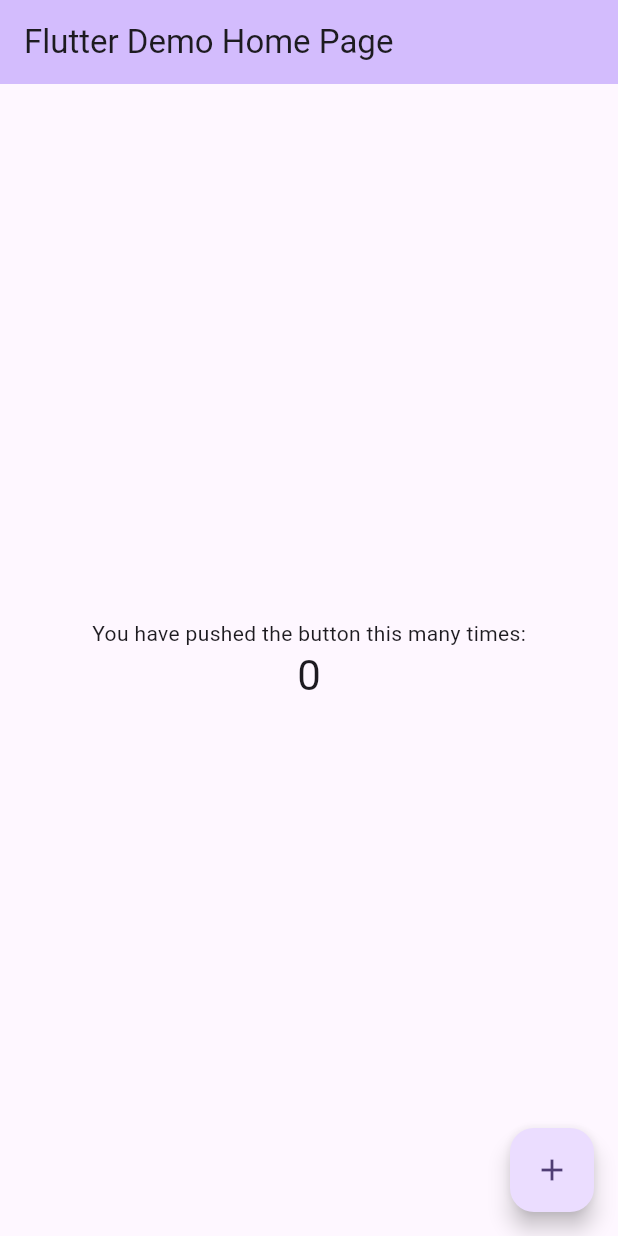
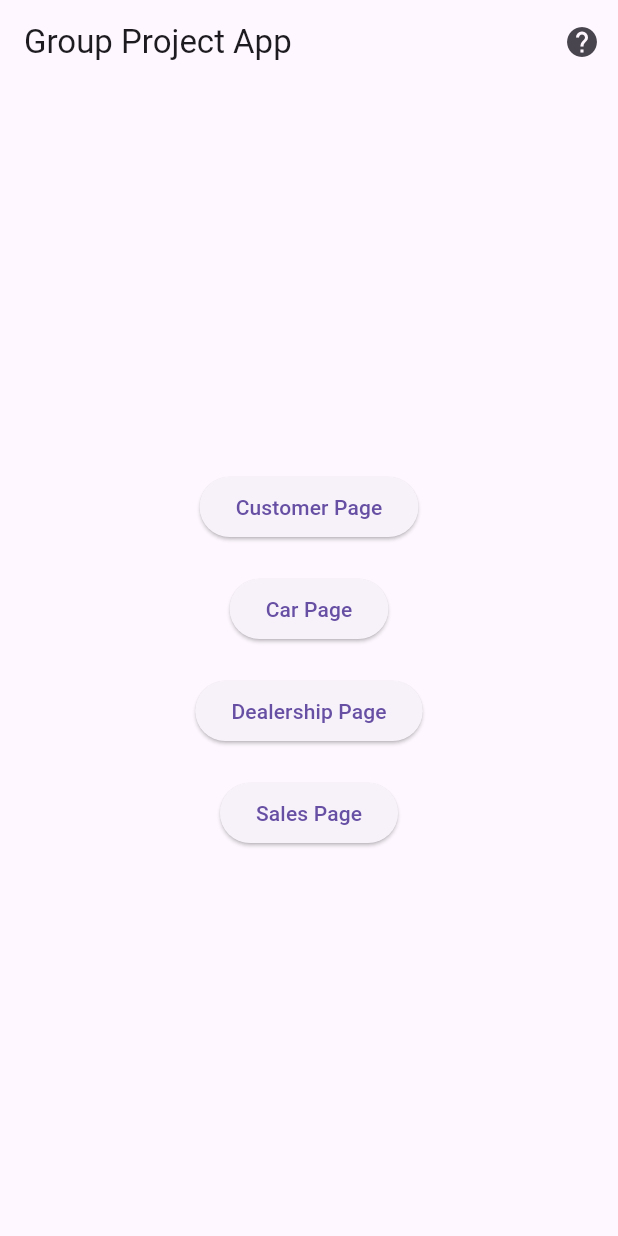
Before and after one commit to lihualu0208/final_andrio_project, a Flutter app: the screen it shows after launch, on a phone screen of 412 x 824 dp. Run offline on Flutter 3.47's test engine with Material 3 defaults, Android fonts, the phone set to English and light mode, and no system bars; our stand-ins replace floor, sqflite; accounts and stored records are empty; generated files the repository leaves out were written again.

```diff
--- a/lib/main.dart
+++ b/lib/main.dart
@@ -1,4 +1,5 @@
 import 'package:flutter/material.dart';
+import 'customer_page.dart';
 
 void main() {
   runApp(const MyApp());
@@ -7,116 +8,96 @@
 class MyApp extends StatelessWidget {
   const MyApp({super.key});
 
-  // This widget is the root of your application.
   @override
   Widget build(BuildContext context) {
     return MaterialApp(
-      title: 'Flutter Demo',
+      title: 'Group Project App',
       theme: ThemeData(
-        // This is the theme of your application.
-        //
-        // TRY THIS: Try running your application with "flutter run". You'll see
-        // the application has a purple toolbar. Then, without quitting the app,
-        // try changing the seedColor in the colorScheme below to Colors.green
-        // and then invoke "hot reload" (save your changes or press the "hot
-        // reload" button in a Flutter-supported IDE, or press "r" if you used
-        // the command line to start the app).
-        //
-        // Notice that the counter didn't reset back to zero; the application
-        // state is not lost during the reload. To reset the state, use hot
-        // restart instead.
-        //
-        // This works for code too, not just values: Most code changes can be
-        // tested with just a hot reload.
-        colorScheme: ColorScheme.fromSeed(seedColor: Colors.deepPurple),
+        primarySwatch: Colors.blue,
       ),
-      home: const MyHomePage(title: 'Flutter Demo Home Page'),
+      home: const MainPage(),
     );
   }
 }
 
-class MyHomePage extends StatefulWidget {
-  const MyHomePage({super.key, required this.title});
-
-  // This widget is the home page of your application. It is stateful, meaning
-  // that it has a State object (defined below) that contains fields that affect
-  // how it looks.
-
-  // This class is the configuration for the state. It holds the values (in this
-  // case the title) provided by the parent (in this case the App widget) and
-  // used by the build method of the State. Fields in a Widget subclass are
-  // always marked "final".
-
-  final String title;
-
-  @override
-  State<MyHomePage> createState() => _MyHomePageState();
-}
-
-class _MyHomePageState extends State<MyHomePage> {
-  int _counter = 0;
-
-  void _incrementCounter() {
-    setState(() {
-      // This call to setState tells the Flutter framework that something has
-      // changed in this State, which causes it to rerun the build method below
-      // so that the display can reflect the updated values. If we changed
-      // _counter without calling setState(), then the build method would not be
-      // called again, and so nothing would appear to happen.
-      _counter++;
-    });
-  }
+class MainPage extends StatelessWidget {
+  const MainPage({super.key});
 
   @override
   Widget build(BuildContext context) {
-    // This method is rerun every time setState is called, for instance as done
-    // by the _incrementCounter method above.
-    //
-    // The Flutter framework has been optimized to make rerunning build methods
-    // fast, so that you can just rebuild anything that needs updating rather
-    // than having to individually change instances of widgets.
     return Scaffold(
       appBar: AppBar(
-        // TRY THIS: Try changing the color here to a specific color (to
-        // Colors.amber, perhaps?) and trigger a hot reload to see the AppBar
-        // change color while the other colors stay the same.
-        backgroundColor: Theme.of(context).colorScheme.inversePrimary,
-        // Here we take the value from the MyHomePage object that was created by
-        // the App.build method, and use it to set our appbar title.
-        title: Text(widget.title),
+        title: const Text('Group Project App'),
+        actions: [
+          IconButton(
+            icon: const Icon(Icons.help),
+            onPressed: () {
+              showDialog(
+                context: context,
+                builder: (context) => AlertDialog(
+                  title: const Text('App Instructions'),
+                  content: const Text(
+                    'Welcome to our group project app! Select one of the features below to get started.\n\n'
+                        'Customer Page: Manage customer records\n'
+                        'Car Page: Manage car inventory\n'
+                        'Dealership Page: Manage dealership locations\n'
+                        'Sales Page: Track car sales',
+                  ),
+                  actions: [
+                    TextButton(
+                      onPressed: () => Navigator.pop(context),
+                      child: const Text('OK'),
+                    ),
+                  ],
+                ),
+              );
+            },
+          ),
+        ],
       ),
       body: Center(
-        // Center is a layout widget. It takes a single child and positions it
-        // in the middle of the parent.
         child: Column(
-          // Column is also a layout widget. It takes a list of children and
-          // arranges them vertically. By default, it sizes itself to fit its
-          // children horizontally, and tries to be as tall as its parent.
-          //
-          // Column has various properties to control how it sizes itself and
-          // how it positions its children. Here we use mainAxisAlignment to
-          // center the children vertically; the main axis here is the vertical
-          // axis because Columns are vertical (the cross axis would be
-          // horizontal).
-          //
-          // TRY THIS: Invoke "debug painting" (choose the "Toggle Debug Paint"
-          // action in the IDE, or press "p" in the console), to see the
-          // wireframe for each widget.
           mainAxisAlignment: MainAxisAlignment.center,
-          children: <Widget>[
-            const Text('You have pushed the button this many times:'),
-            Text(
-              '$_counter',
-              style: Theme.of(context).textTheme.headlineMedium,
+          children: [
+            ElevatedButton(
+              onPressed: () {
+                Navigator.push(
+                  context,
+                  MaterialPageRoute(builder: (context) => CustomerPage()),
+                );
+              },
+              child: const Text('Customer Page'),
+            ),
+            const SizedBox(height: 20),
+            ElevatedButton(
+              onPressed: () {
+                ScaffoldMessenger.of(context).showSnackBar(
+                  const SnackBar(content: Text('Car Page coming soon!')),
+                );
+              },
+              child: const Text('Car Page'),
+            ),
+            const SizedBox(height: 20),
+            ElevatedButton(
+              onPressed: () {
+                ScaffoldMessenger.of(context).showSnackBar(
+                  const SnackBar(content: Text('Dealership Page coming soon!')),
+                );
+              },
+              child: const Text('Dealership Page'),
+            ),
+            const SizedBox(height: 20),
+            ElevatedButton(
+              onPressed: () {
+                ScaffoldMessenger.of(context).showSnackBar(
+                  const SnackBar(content: Text('Sales Page coming soon!')),
+                );
+              },
+              child: const Text('Sales Page'),
             ),
           ],
         ),
       ),
-      floatingActionButton: FloatingActionButton(
-        onPressed: _incrementCounter,
-        tooltip: 'Increment',
-        child: const Icon(Icons.add),
-      ), // This trailing comma makes auto-formatting nicer for build methods.
     );
   }
 }
```
Also changed, not shown: lib/Person.dart (added, +14 -0 lines), lib/persondao.dart (added, +26 -0 lines), lib/persondatabase.dart (added, +21 -0 lines), pubspec.yaml (+8 -0 lines), pubspec.lock, 6 other files.
